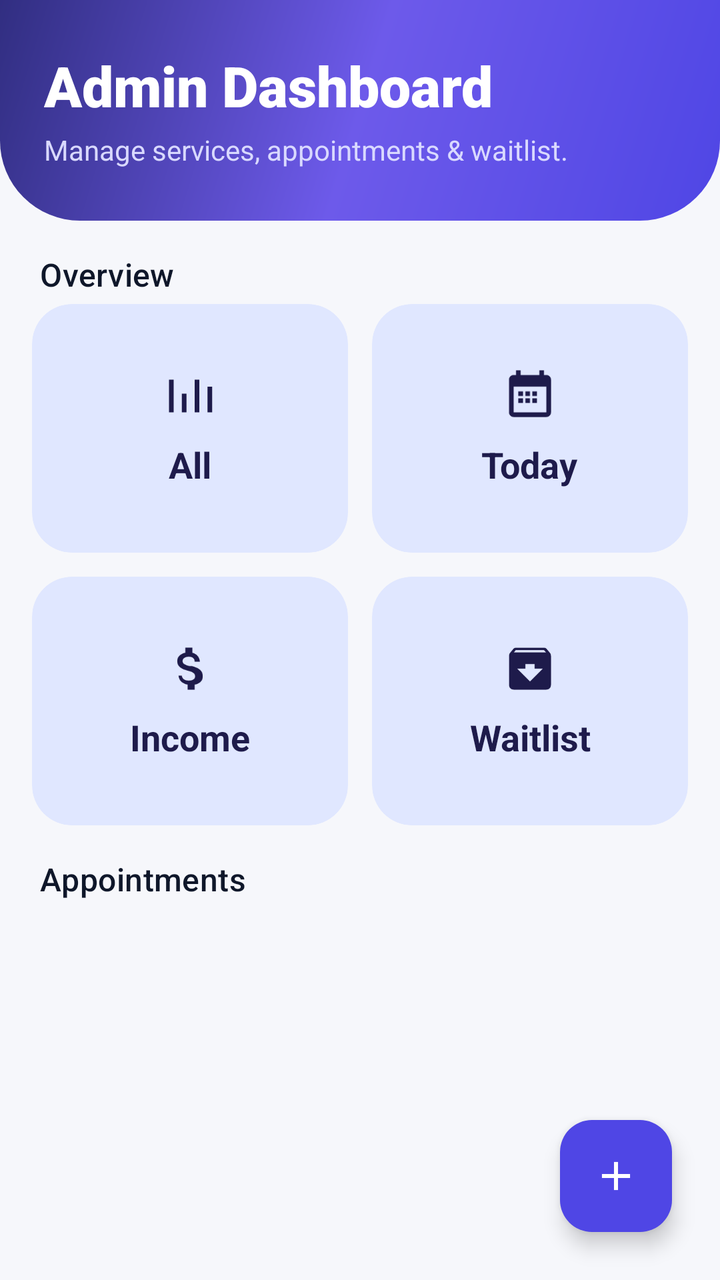
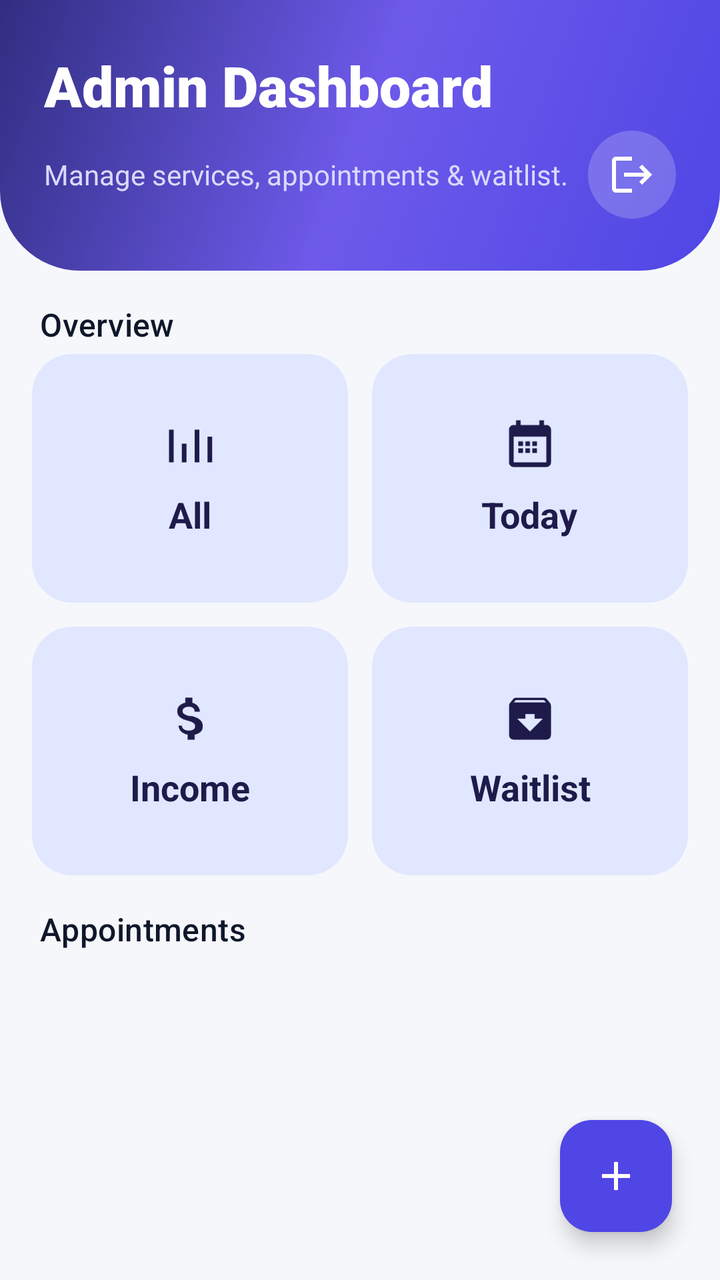

Two renders of the same Android screen: before a commit and after it. Below are the layout's source before the change and the commit's diff.
<!-- AndroidManifest.xml: application theme Theme.Slottr -->
<!-- res/layout/activity_admin_dashboard.xml -->
<?xml version="1.0" encoding="utf-8"?>
<androidx.coordinatorlayout.widget.CoordinatorLayout xmlns:android="http://schemas.android.com/apk/res/android"
    xmlns:app="http://schemas.android.com/apk/res-auto"
    android:layout_width="match_parent"
    android:layout_height="match_parent"
    android:background="@color/background">

    <LinearLayout
        android:layout_width="match_parent"
        android:layout_height="match_parent"
        android:orientation="vertical">

        <LinearLayout
            android:layout_width="match_parent"
            android:layout_height="wrap_content"
            android:background="@drawable/bg_login_hero"
            android:orientation="vertical"
            android:paddingStart="22dp"
            android:paddingTop="24dp"
            android:paddingEnd="22dp"
            android:paddingBottom="26dp">

            <TextView
                android:layout_width="wrap_content"
                android:layout_height="wrap_content"
                android:text="@string/title_admin_dashboard"
                android:textColor="#FFFFFF"
                android:textSize="28sp"
                android:textStyle="bold"
                android:fontFamily="sans-serif-black"/>

            <TextView
                android:layout_width="wrap_content"
                android:layout_height="wrap_content"
                android:layout_marginTop="4dp"
                android:text="@string/admin_subtitle"
                android:textColor="#D9D9FF"
                android:textSize="14sp"/>
        </LinearLayout>

        <TextView
            android:layout_width="wrap_content"
            android:layout_height="wrap_content"
            android:layout_marginStart="20dp"
            android:layout_marginTop="16dp"
            android:layout_marginBottom="4dp"
            android:text="@string/overview"
            android:textAppearance="@style/TextAppearance.Slottr.SectionTitle"/>

        <LinearLayout
            android:layout_width="match_parent"
            android:layout_height="wrap_content"
            android:orientation="horizontal"
            android:paddingStart="16dp"
            android:paddingEnd="16dp"
            android:baselineAligned="false">

            <com.google.android.material.card.MaterialCardView
                style="@style/Widget.Slottr.Card.Filled"
                android:id="@+id/cardAll"
                android:layout_width="0dp"
                android:layout_height="wrap_content"
                android:layout_weight="1"
                android:layout_marginEnd="6dp">

                <LinearLayout
                    android:layout_width="match_parent"
                    android:layout_height="wrap_content"
                    android:orientation="vertical"
                    android:padding="16dp"
                    android:gravity="center">

                    <ImageView
                        android:layout_width="28dp"
                        android:layout_height="28dp"
                        android:contentDescription="@string/all"
                        android:src="@drawable/ic_all"
                        android:tint="@color/onPrimaryContainer"/>

                    <TextView
                        android:id="@+id/tvAll"
                        android:layout_width="wrap_content"
                        android:layout_height="wrap_content"
                        android:text="@string/all"
                        android:textColor="@color/onPrimaryContainer"
                        android:textStyle="bold"
                        android:textSize="18sp"
                        android:gravity="center"
                        android:layout_marginTop="8dp"/>
                </LinearLayout>
            </com.google.android.material.card.MaterialCardView>

            <com.google.android.material.card.MaterialCardView
                style="@style/Widget.Slottr.Card.Filled"
                android:id="@+id/cardToday"
                android:layout_width="0dp"
                android:layout_height="wrap_content"
                android:layout_weight="1"
                android:layout_marginStart="6dp">

                <LinearLayout
                    android:layout_width="match_parent"
                    android:layout_height="wrap_content"
                    android:orientation="vertical"
                    android:padding="16dp"
                    android:gravity="center">

                    <ImageView
                        android:layout_width="28dp"
                        android:layout_height="28dp"
                        android:contentDescription="@string/today"
                        android:src="@drawable/ic_today"
                        android:tint="@color/onPrimaryContainer"/>

                    <TextView
                        android:id="@+id/tvToday"
                        android:layout_width="wrap_content"
                        android:layout_height="wrap_content"
                        android:text="@string/today"
                        android:textColor="@color/onPrimaryContainer"
                        android:textStyle="bold"
                        android:textSize="18sp"
                        android:gravity="center"
                        android:layout_marginTop="8dp"/>
                </LinearLayout>
            </com.google.android.material.card.MaterialCardView>
        </LinearLayout>

        <LinearLayout
            android:layout_width="match_parent"
            android:layout_height="wrap_content"
            android:orientation="horizontal"
            android:paddingStart="16dp"
            android:paddingTop="12dp"
            android:paddingEnd="16dp"
            android:baselineAligned="false">

            <com.google.android.material.card.MaterialCardView
                style="@style/Widget.Slottr.Card.Filled"
                android:id="@+id/cardIncome"
                android:layout_width="0dp"
                android:layout_height="wrap_content"
                android:layout_weight="1"
                android:layout_marginEnd="6dp">

                <LinearLayout
                    android:layout_width="match_parent"
                    android:layout_height="wrap_content"
                    android:orientation="vertical"
                    android:padding="16dp"
                    android:gravity="center">

                    <ImageView
                        android:layout_width="28dp"
                        android:layout_height="28dp"
                        android:contentDescription="@string/income"
                        android:src="@drawable/ic_income"
                        android:tint="@color/onPrimaryContainer"/>

                    <TextView
                        android:id="@+id/tvIncome"
                        android:layout_width="wrap_content"
                        android:layout_height="wrap_content"
                        android:text="@string/income"
                        android:textColor="@color/onPrimaryContainer"
                        android:textStyle="bold"
                        android:textSize="18sp"
                        android:gravity="center"
                        android:layout_marginTop="8dp"/>
                </LinearLayout>
            </com.google.android.material.card.MaterialCardView>

            <com.google.android.material.card.MaterialCardView
                style="@style/Widget.Slottr.Card.Filled"
                android:id="@+id/cardWaitlist"
                android:layout_width="0dp"
                android:layout_height="wrap_content"
                android:layout_weight="1"
                android:layout_marginStart="6dp">

                <LinearLayout
                    android:layout_width="match_parent"
                    android:layout_height="wrap_content"
                    android:orientation="vertical"
                    android:padding="16dp"
                    android:gravity="center">

                    <ImageView
                        android:layout_width="28dp"
                        android:layout_height="28dp"
                        android:contentDescription="@string/waitlist"
                        android:src="@drawable/ic_waitlist"
                        android:tint="@color/onPrimaryContainer"/>

                    <TextView
                        android:id="@+id/tvWaitlist"
                        android:layout_width="wrap_content"
                        android:layout_height="wrap_content"
                        android:text="@string/waitlist"
                        android:textColor="@color/onPrimaryContainer"
                        android:textStyle="bold"
                        android:textSize="18sp"
                        android:gravity="center"
                        android:layout_marginTop="8dp"/>
                </LinearLayout>
            </com.google.android.material.card.MaterialCardView>
        </LinearLayout>

        <TextView
            android:layout_width="wrap_content"
            android:layout_height="wrap_content"
            android:layout_marginStart="20dp"
            android:layout_marginTop="16dp"
            android:layout_marginBottom="4dp"
            android:text="@string/appointments"
            android:textAppearance="@style/TextAppearance.Slottr.SectionTitle"/>

        <androidx.recyclerview.widget.RecyclerView
            android:id="@+id/rvAppointments"
            android:layout_width="match_parent"
            android:layout_height="match_parent"
            android:clipToPadding="false"
            android:paddingTop="4dp"
            android:paddingBottom="96dp"/>

    </LinearLayout>

    <com.google.android.material.floatingactionbutton.FloatingActionButton
        android:id="@+id/fabAddService"
        android:layout_width="wrap_content"
        android:layout_height="wrap_content"
        android:layout_gravity="bottom|end"
        android:layout_margin="24dp"
        android:contentDescription="@string/add_service"
        app:backgroundTint="@color/primary"
        app:tint="@color/onPrimary"
        app:srcCompat="@drawable/ic_add"/>

</androidx.coordinatorlayout.widget.CoordinatorLayout>
<!-- resources referenced by this layout -->
<resources>
  <color name="background">#F6F7FB</color>
  <color name="onPrimary">#FFFFFF</color>
  <color name="onPrimaryContainer">#1E1B4B</color>
  <color name="primary">#4F46E5</color>
  <string name="add_service">Add Service</string>
  <string name="admin_subtitle">Manage services, appointments &amp; waitlist.</string>
  <string name="all">All</string>
  <string name="appointments">Appointments</string>
  <string name="income">Income</string>
  <string name="overview">Overview</string>
  <string name="title_admin_dashboard">Admin Dashboard</string>
  <string name="today">Today</string>
  <string name="waitlist">Waitlist</string>
  <style name="Theme.Slottr" parent="Base.Theme.Slottr" />
  <color name="textPrimary">#0F172A</color>
  <color name="primaryContainer">#E0E7FF</color>
  <color name="secondary">#0891B2</color>
  <color name="onSecondary">#FFFFFF</color>
  <color name="secondaryContainer">#CFFAFE</color>
  <color name="onSecondaryContainer">#164E63</color>
  <color name="tertiary">#7C3AED</color>
  <color name="onTertiary">#FFFFFF</color>
  <color name="tertiaryContainer">#EDE9FE</color>
  <color name="onTertiaryContainer">#312E81</color>
  <color name="surface">#FFFFFF</color>
  <color name="onSurface">#0F172A</color>
  <color name="surfaceVariant">#F1F3F9</color>
  <color name="onSurfaceVariant">#44506A</color>
  <color name="outline">#C7CDD9</color>
  <color name="outlineVariant">#E4E7EF</color>
  <color name="danger">#DC2626</color>
  <color name="dangerContainer">#FEE2E2</color>
  <color name="textSecondary">#64748B</color>
  <color name="statusBar">#4F46E5</color>
  <style name="Shape.Slottr.Small" parent="ShapeAppearance.Material3.SmallComponent">
          <item name="cornerSize">12dp</item>
      </style>
  <style name="Shape.Slottr.Medium" parent="ShapeAppearance.Material3.MediumComponent">
          <item name="cornerSize">16dp</item>
      </style>
  <style name="Shape.Slottr.Large" parent="ShapeAppearance.Material3.LargeComponent">
          <item name="cornerSize">28dp</item>
      </style>
  <!-- unchanged entries left out for length: 16 -->
</resources>

<!-- the commit's change to res/layout/activity_admin_dashboard.xml (unified diff, before → after) -->
@@ -29,13 +29,31 @@
                 android:textStyle="bold"
                 android:fontFamily="sans-serif-black"/>
 
-            <TextView
-                android:layout_width="wrap_content"
+            <LinearLayout
+                android:layout_width="match_parent"
                 android:layout_height="wrap_content"
                 android:layout_marginTop="4dp"
-                android:text="@string/admin_subtitle"
-                android:textColor="#D9D9FF"
-                android:textSize="14sp"/>
+                android:orientation="horizontal"
+                android:gravity="center_vertical">
+
+                <TextView
+                    android:layout_width="0dp"
+                    android:layout_height="wrap_content"
+                    android:layout_weight="1"
+                    android:text="@string/admin_subtitle"
+                    android:textColor="#D9D9FF"
+                    android:textSize="14sp"/>
+
+                <ImageButton
+                    android:id="@+id/btnAdminLogout"
+                    android:layout_width="44dp"
+                    android:layout_height="44dp"
+                    android:background="@drawable/bg_icon_circle"
+                    android:contentDescription="@string/action_logout"
+                    android:padding="11dp"
+                    android:src="@drawable/ic_logout"
+                    app:tint="@color/onPrimary"/>
+            </LinearLayout>
         </LinearLayout>
 
         <TextView
@@ -215,13 +233,22 @@
             android:text="@string/appointments"
             android:textAppearance="@style/TextAppearance.Slottr.SectionTitle"/>
 
-        <androidx.recyclerview.widget.RecyclerView
-            android:id="@+id/rvAppointments"
+        <FrameLayout
             android:layout_width="match_parent"
-            android:layout_height="match_parent"
-            android:clipToPadding="false"
-            android:paddingTop="4dp"
-            android:paddingBottom="96dp"/>
+            android:layout_height="match_parent">
+
+            <androidx.recyclerview.widget.RecyclerView
+                android:id="@+id/rvAppointments"
+                android:layout_width="match_parent"
+                android:layout_height="match_parent"
+                android:clipToPadding="false"
+                android:paddingTop="4dp"
+                android:paddingBottom="96dp"/>
+
+            <include
+                android:id="@+id/emptyState"
+                layout="@layout/view_empty"/>
+        </FrameLayout>
 
     </LinearLayout>
 
@@ -237,3 +264,42 @@
         app:srcCompat="@drawable/ic_add"/>
 
 </androidx.coordinatorlayout.widget.CoordinatorLayout>
+<!-- res/layout/view_empty.xml (included above) -->
+<?xml version="1.0" encoding="utf-8"?>
+<LinearLayout xmlns:android="http://schemas.android.com/apk/res/android"
+    xmlns:app="http://schemas.android.com/apk/res-auto"
+    android:id="@+id/emptyState"
+    android:layout_width="match_parent"
+    android:layout_height="match_parent"
+    android:orientation="vertical"
+    android:gravity="center"
+    android:padding="40dp"
+    android:visibility="gone">
+
+    <ImageView
+        android:layout_width="72dp"
+        android:layout_height="72dp"
+        android:alpha="0.4"
+        android:contentDescription="@string/app_name"
+        android:src="@drawable/ic_calendar_check"
+        app:tint="@color/outline"/>
+
+    <TextView
+        android:id="@+id/tvEmptyTitle"
+        android:layout_width="wrap_content"
+        android:layout_height="wrap_content"
+        android:layout_marginTop="18dp"
+        android:text="@string/empty_services_title"
+        android:textAppearance="@style/TextAppearance.Slottr.SectionTitle"
+        android:textSize="18sp"
+        android:gravity="center"/>
+
+    <TextView
+        android:id="@+id/tvEmptyBody"
+        android:layout_width="match_parent"
+        android:layout_height="wrap_content"
+        android:layout_marginTop="6dp"
+        android:text="@string/empty_services_body"
+        android:textAppearance="@style/TextAppearance.Slottr.BodySmall"
+        android:gravity="center"/>
+</LinearLayout>
<!-- resource entries referenced after the edit -->
@@ -4,15 +4,61 @@
   <color name="onPrimary">#FFFFFF</color>
   <color name="onPrimaryContainer">#1E1B4B</color>
   <color name="primary">#4F46E5</color>
+  <!-- drawable bg_icon_circle (drawable) -->
+  <?xml version="1.0" encoding="utf-8"?>
+  <selector xmlns:android="http://schemas.android.com/apk/res/android">
+      <item android:state_pressed="true">
+          <shape android:shape="oval">
+              <solid android:color="#59FFFFFF" />
+          </shape>
+      </item>
+      <item>
+          <shape android:shape="oval">
+              <solid android:color="#33FFFFFF" />
+          </shape>
+      </item>
+  </selector>
+  <!-- drawable ic_calendar_check (drawable) -->
+  <?xml version="1.0" encoding="utf-8"?>
+  <vector xmlns:android="http://schemas.android.com/apk/res/android"
+      android:width="48dp"
+      android:height="48dp"
+      android:viewportWidth="24"
+      android:viewportHeight="24">
+      <path
+          android:fillColor="#FFFFFF"
+          android:pathData="M19,3h-1V1h-2v2H8V1H6v2H5c-1.11,0 -1.99,0.9 -1.99,2L3,19c0,1.1 0.89,2 2,2h14c1.1,0 2,-0.9 2,-2V5c0,-1.1 -0.9,-2 -2,-2zM19,19H5V8h14v11z" />
+      <path
+          android:fillColor="#FFFFFF"
+          android:pathData="M10,17l-3.5,-3.5 1.41,-1.41L10,14.17l5.59,-5.59L17,10z" />
+  </vector>
+  <!-- drawable ic_logout (drawable) -->
+  <vector xmlns:android="http://schemas.android.com/apk/res/android"
+      android:width="24dp"
+      android:height="24dp"
+      android:viewportWidth="24"
+      android:viewportHeight="24"
+      android:tint="#FFFFFF">
+      <path
+          android:fillColor="#FFFFFF"
+          android:pathData="M17,7l-1.41,1.41L18.17,11H8v2h10.17l-2.58,2.58L17,17l5,-5zM4,5h8V3H4c-1.1,0 -2,0.9 -2,2v14c0,1.1 0.9,2 2,2h8v-2H4V5z" />
+  </vector>
+  <string name="action_logout">Log out</string>
   <string name="add_service">Add Service</string>
   <string name="admin_subtitle">Manage services, appointments &amp; waitlist.</string>
   <string name="all">All</string>
+  <string name="app_name">Slottr</string>
   <string name="appointments">Appointments</string>
+  <string name="empty_services_body">Services added by the admin will appear here.</string>
+  <string name="empty_services_title">No services yet</string>
   <string name="income">Income</string>
   <string name="overview">Overview</string>
   <string name="title_admin_dashboard">Admin Dashboard</string>
   <string name="today">Today</string>
   <string name="waitlist">Waitlist</string>
+  <style name="TextAppearance.Slottr.BodySmall" parent="TextAppearance.Material3.BodyMedium">
+          <item name="android:textColor">@color/textSecondary</item>
+      </style>
   <style name="Theme.Slottr" parent="Base.Theme.Slottr" />
   <color name="textPrimary">#0F172A</color>
   <color name="primaryContainer">#E0E7FF</color>
